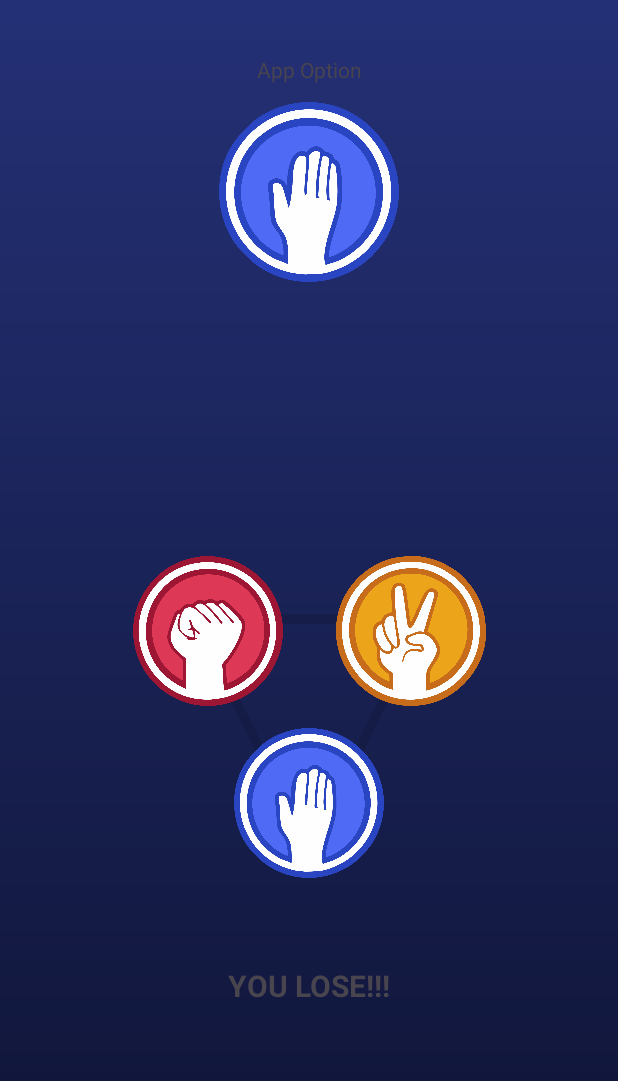
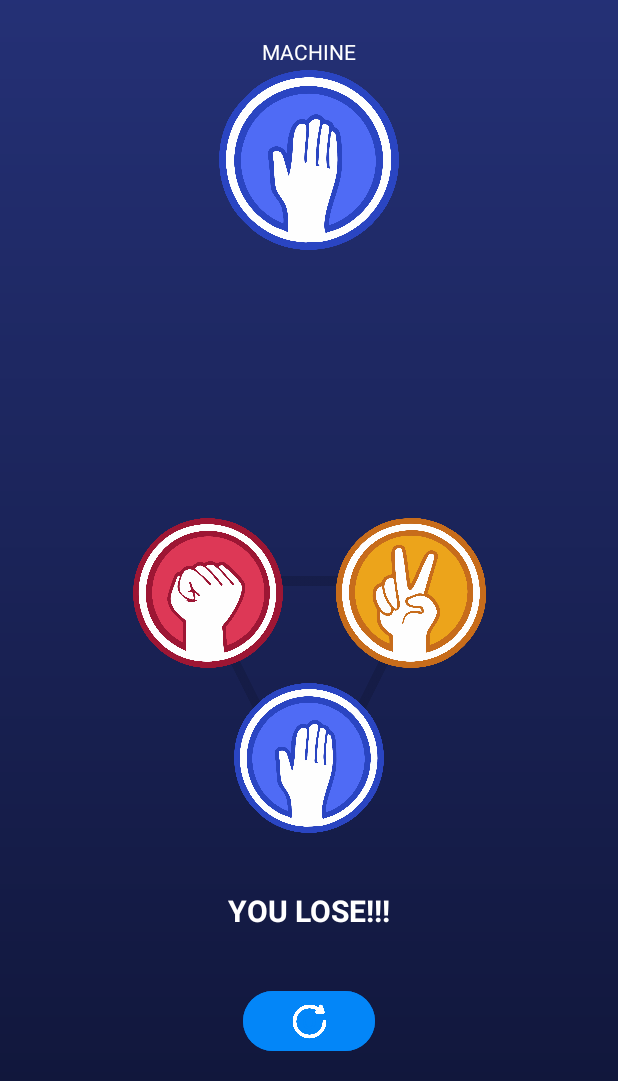
Before and after one commit to ifryansampaio/Rock-Paper-Scissors, an Android app: the screen it shows after launch (MainActivity), after a tap on "rock_icon", on a phone screen of 412 x 824 dp, the part 155-1236 px from its top. Run offline under Robolectric (Android 15) with nearby library versions, the phone set to English and light mode, and no system bars; Roboto replaces fonts that are not available here.

Commit message:
Adicionado botão de reset e ajustado algumas coisas para funcão

```diff
--- a/app/src/main/java/com/example/rockpaperscissors/MainActivity.kt
+++ b/app/src/main/java/com/example/rockpaperscissors/MainActivity.kt
@@ -15,6 +15,8 @@ class MainActivity : AppCompatActivity() {
     // Declarar lateinit para inicializar posteriormente
     private lateinit var userChoice: String
     private var score: Int = 0
+    private lateinit var textScore: TextView
+    private lateinit var imageApp: ImageView
     private lateinit var scaleAnim: Animation
     private lateinit var imageViewRock: ImageView
     private lateinit var imageViewPaper: ImageView
@@ -31,6 +33,8 @@ class MainActivity : AppCompatActivity() {
         imageViewRock = findViewById(R.id.image_rock) // Adicionar lateinit
         imageViewPaper = findViewById(R.id.image_paper) // Adicionar lateinit
         imageViewScissors = findViewById(R.id.image_scissors) // Adicionar lateinit
+        textScore = findViewById<TextView>(R.id.text_score)
+        imageApp = findViewById<ImageView>(R.id.image_app)
 
         // Aplicar insets de janela para compatibilidade com gestos de borda
         ViewCompat.setOnApplyWindowInsetsListener(findViewById(R.id.main)) { v, insets ->
@@ -71,7 +75,6 @@ class MainActivity : AppCompatActivity() {
         val options = arrayOf("Rock", "Paper", "Scissors")
         val num = options.indices.random()
 
-        val imageApp = findViewById<ImageView>(R.id.image_app)
         when (options[num]) {
             "Rock" -> {
                 imageApp.setImageResource(R.drawable.rock_icon)
@@ -89,7 +92,6 @@ class MainActivity : AppCompatActivity() {
 
     fun winner(userChoice: String, machineChoice: String) {
         val textResult = findViewById<TextView>(R.id.text_result)
-        val textScore = findViewById<TextView>(R.id.text_score)
         if (userChoice == machineChoice) {
             textResult.text = "DRAW!!!" // Atualizar para usar .text ao invés de .setText
         } else {
@@ -105,4 +107,9 @@ class MainActivity : AppCompatActivity() {
             }
         }
     }
+
+    fun reset(view: View){
+        textScore.text = "0"
+        imageApp.setImageResource(R.drawable.white_circle)
+    }
 }
--- a/app/src/main/res/layout/activity_main.xml
+++ b/app/src/main/res/layout/activity_main.xml
@@ -35,8 +35,9 @@
         android:id="@+id/textView"
         android:layout_width="wrap_content"
         android:layout_height="wrap_content"
-        android:layout_marginTop="140dp"
-        android:text="@string/app_option"
+        android:layout_marginTop="128dp"
+        android:text="MACHINE"
+        android:textColor="#FFFFFF"
         app:layout_constraintEnd_toEndOf="parent"
         app:layout_constraintStart_toStartOf="parent"
         app:layout_constraintTop_toTopOf="parent" />
@@ -45,7 +46,7 @@
         android:id="@+id/imageView2"
         android:layout_width="163dp"
         android:layout_height="179dp"
-        android:layout_marginBottom="140dp"
+        android:layout_marginBottom="165dp"
         app:layout_constraintBottom_toBottomOf="parent"
         app:layout_constraintEnd_toEndOf="parent"
         app:layout_constraintStart_toStartOf="parent"
@@ -55,12 +56,12 @@
         android:id="@+id/image_app"
         android:layout_width="120dp"
         android:layout_height="120dp"
-        android:layout_marginTop="12dp"
+        android:layout_marginTop="150dp"
         android:contentDescription="@string/white_circle"
         android:onClick="sort"
         app:layout_constraintEnd_toEndOf="parent"
         app:layout_constraintStart_toStartOf="parent"
-        app:layout_constraintTop_toBottomOf="@+id/textView"
+        app:layout_constraintTop_toTopOf="parent"
         app:srcCompat="@drawable/white_circle" />
 
     <ImageView
@@ -68,7 +69,7 @@
         android:layout_width="100dp"
         android:layout_height="100dp"
         android:layout_marginEnd="135dp"
-        android:layout_marginBottom="250dp"
+        android:layout_marginBottom="275dp"
         android:contentDescription="@string/rock_icon"
         android:onClick="choiceRock"
         app:layout_constraintBottom_toBottomOf="parent"
@@ -80,7 +81,7 @@
         android:id="@+id/image_paper"
         android:layout_width="100dp"
         android:layout_height="100dp"
-        android:layout_marginBottom="135dp"
+        android:layout_marginBottom="165dp"
         android:contentDescription="@string/paper_icon"
         android:onClick="choicePaper"
         app:layout_constraintBottom_toBottomOf="parent"
@@ -93,7 +94,7 @@
         android:layout_width="100dp"
         android:layout_height="100dp"
         android:layout_marginStart="135dp"
-        android:layout_marginBottom="250dp"
+        android:layout_marginBottom="275dp"
         android:contentDescription="@string/scissors_icon"
         android:onClick="choiceScissors"
         app:layout_constraintBottom_toBottomOf="parent"
@@ -105,8 +106,9 @@
         android:id="@+id/text_result"
         android:layout_width="wrap_content"
         android:layout_height="wrap_content"
-        android:layout_marginBottom="50dp"
+        android:layout_marginBottom="100dp"
         android:text="@string/result"
+        android:textColor="#FFFFFF"
         android:textSize="20sp"
         android:textStyle="bold"
         app:layout_constraintBottom_toBottomOf="parent"
@@ -137,7 +139,8 @@
         android:textSize="9dp"
         app:layout_constraintEnd_toEndOf="@+id/score_box"
         app:layout_constraintStart_toStartOf="@+id/score_box"
-        app:layout_constraintTop_toTopOf="@+id/score_box" />
+        app:layout_constraintTop_toTopOf="@+id/score_box"
+        tools:ignore="TextSizeCheck" />
 
     <TextView
         android:id="@+id/text_score"
@@ -150,4 +153,30 @@
         app:layout_constraintStart_toStartOf="@+id/score_box"
         app:layout_constraintTop_toTopOf="@+id/score_box" />
 
+    <Button
+        android:id="@+id/button_reset"
+        android:layout_width="wrap_content"
+        android:layout_height="wrap_content"
+        android:layout_marginBottom="16dp"
+        android:backgroundTint="#0386F8"
+        android:onClick="reset"
+        android:text="O"
+        android:textColor="#0386F8"
+        app:layout_constraintBottom_toBottomOf="parent"
+        app:layout_constraintEnd_toEndOf="parent"
+        app:layout_constraintStart_toStartOf="parent" />
+
+    <ImageView
+        android:id="@+id/imageView"
+        android:layout_width="30dp"
+        android:layout_height="30dp"
+        android:clickable="true"
+        android:onClick="reset"
+        app:layout_constraintBottom_toBottomOf="@+id/button_reset"
+        app:layout_constraintEnd_toEndOf="@+id/button_reset"
+        app:layout_constraintStart_toStartOf="@+id/button_reset"
+        app:layout_constraintTop_toTopOf="@+id/button_reset"
+        app:srcCompat="@drawable/reset_icon" />
+
+
 </androidx.constraintlayout.widget.ConstraintLayout>
```
Also changed, not shown: app/src/main/res/drawable/reset_icon.png (added).
